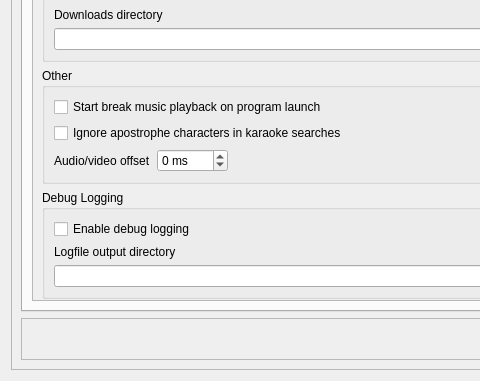
The window that OpenKJ/dlgsettings.ui (OpenKJ/OpenKJ) describes before a commit, drawn with Qt 5; both pictures show x 0 to 480 and y 394 to 775 of the 903 by 775 pixel window.
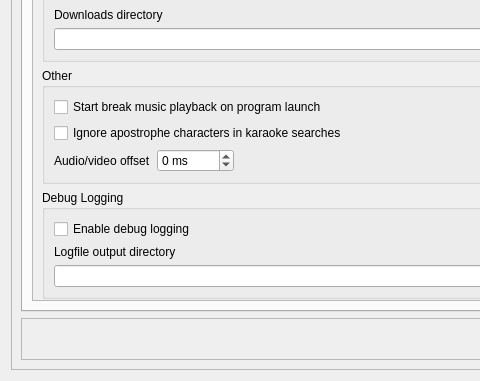
The same window after the commit. The open tabs and pages were chosen to show the change. Icons and pictures are not drawn.

The edit to the form file:
```diff
--- a/OpenKJ/dlgsettings.ui
+++ b/OpenKJ/dlgsettings.ui
@@ -1742,10 +1742,10 @@
                         <string> ms</string>
                        </property>
                        <property name="minimum">
-                        <number>-500</number>
+                        <number>-5000</number>
                        </property>
                        <property name="maximum">
-                        <number>500</number>
+                        <number>5000</number>
                        </property>
                       </widget>
                      </item>
```
Left out of the diff: 5 changed lines with no effect on the pictures.
